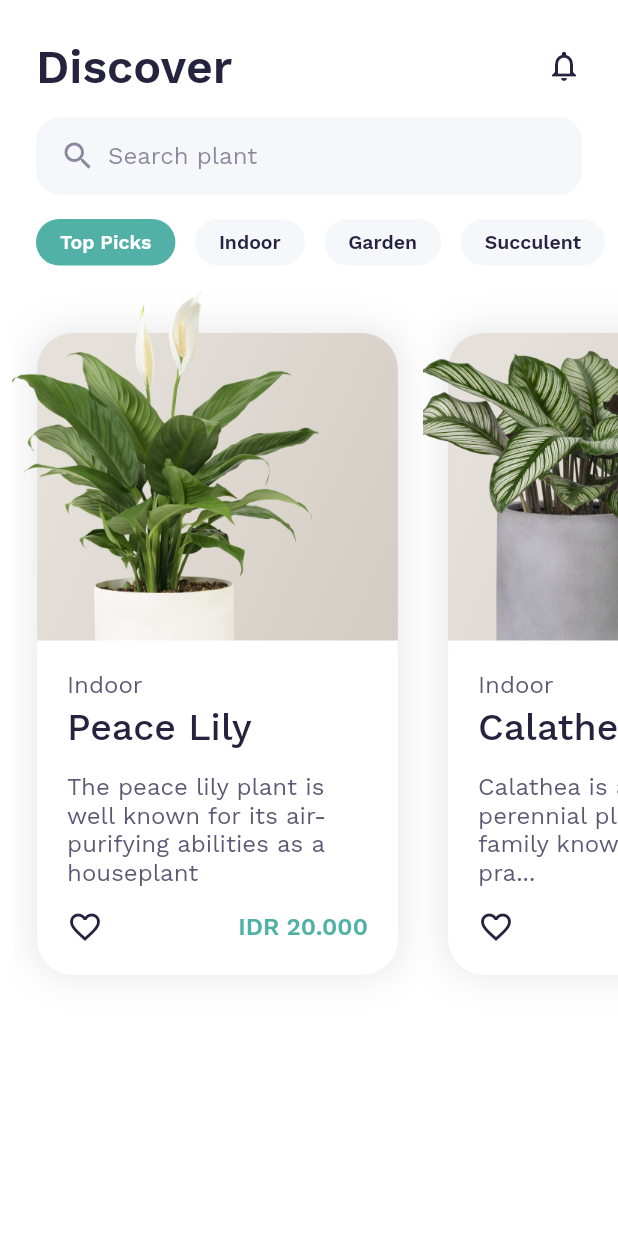
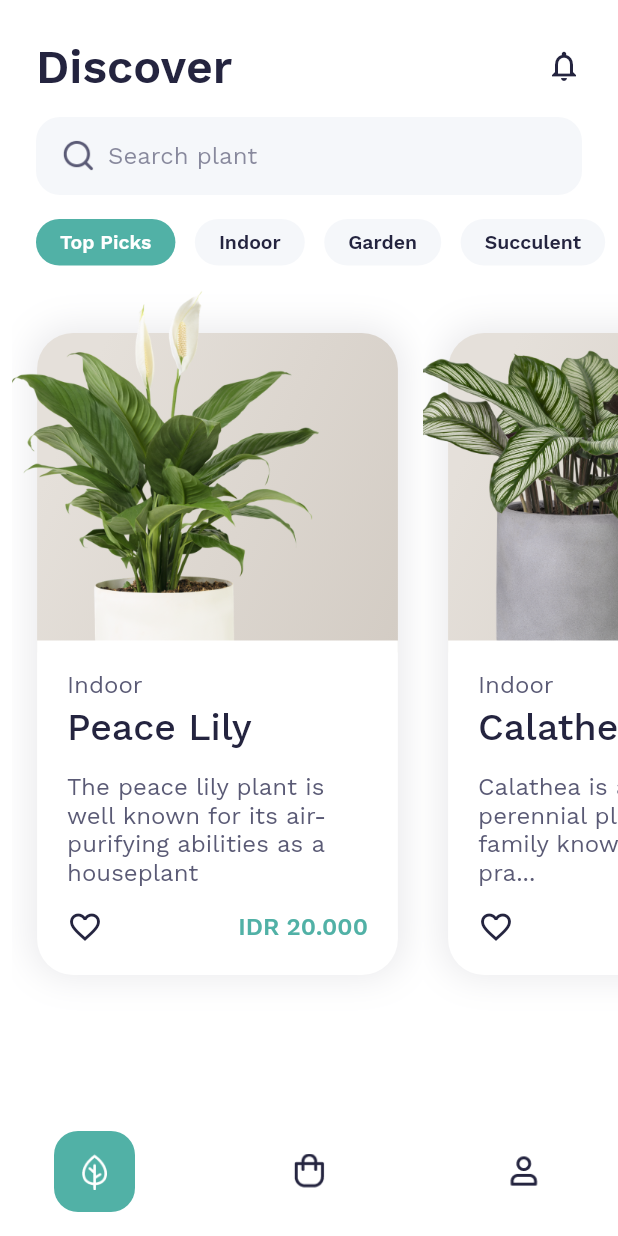
Before and after one commit to Syahro/monstera, a Flutter app: the HomePage screen opened directly, on a phone screen of 412 x 824 dp. Run offline on Flutter 3.47's test engine with Material 2 defaults, Android fonts, the phone set to English and light mode, and no system bars; our stand-ins replace google_fonts.

Commit message:
done add a floatingBotomMenu and add some assets or support

```diff
--- a/lib/pages/home_page.dart
+++ b/lib/pages/home_page.dart
@@ -1,5 +1,6 @@
 import 'package:flutter/material.dart';
 import 'package:monstera/theme.dart';
+import 'package:monstera/widget/bottom_floating.dart';
 import 'package:monstera/widget/home_card.dart';
 import 'package:monstera/widget/home_cateogry_bullet.dart';
 
@@ -8,6 +9,8 @@ class HomePage extends StatelessWidget {
   Widget build(BuildContext context) {
     return Scaffold(
       backgroundColor: whiteColor,
+      floatingActionButton: BottomFloating(),
+      floatingActionButtonLocation: FloatingActionButtonLocation.centerDocked,
       body: SafeArea(
         child: ListView(
           children: [
@@ -50,9 +53,10 @@ class HomePage extends StatelessWidget {
                             padding: EdgeInsets.symmetric(horizontal: 16),
                             child: Row(
                               children: [
-                                Icon(
-                                  Icons.search,
-                                  color: subTitleColor.withOpacity(0.7),
+                                Image.asset(
+                                  'assets/search.png',
+                                  width: 24,
+                                  height: 24,
                                 ),
                                 SizedBox(
                                   width: 8,
--- /dev/null
+++ b/lib/widget/bottom_floating.dart
@@ -0,0 +1,28 @@
+import 'package:flutter/material.dart';
+import 'package:monstera/theme.dart';
+import 'package:monstera/widget/menu_item.dart';
+
+class BottomFloating extends StatelessWidget {
+  @override
+  Widget build(BuildContext context) {
+    return Container(
+      height: 86,
+      width: double.infinity,
+      color: whiteColor,
+      child: Padding(
+        padding: EdgeInsets.symmetric(
+          horizontal: 36,
+          vertical: 16,
+        ),
+        child: Row(
+          mainAxisAlignment: MainAxisAlignment.spaceBetween,
+          children: [
+            MenuItem(true, 'leaf.png'),
+            MenuItem(false, 'shopping-bag.png'),
+            MenuItem(false, 'user.png'),
+          ],
+        ),
+      ),
+    );
+  }
+}
--- /dev/null
+++ b/lib/widget/menu_item.dart
@@ -0,0 +1,29 @@
+import 'package:flutter/material.dart';
+
+import '../theme.dart';
+
+class MenuItem extends StatelessWidget {
+  final bool isActive;
+  final String imageUrl;
+
+  MenuItem(this.isActive, this.imageUrl);
+  @override
+  Widget build(BuildContext context) {
+    return Container(
+      height: 54,
+      width: 54,
+      decoration: BoxDecoration(
+        color: isActive ? primaryColor : Colors.transparent,
+        borderRadius: BorderRadius.circular(16),
+      ),
+      child: Center(
+        child: Image.asset(
+          'assets/$imageUrl',
+          width: 24,
+          height: 24,
+          color: isActive ? whiteColor : darkColor,
+        ),
+      ),
+    );
+  }
+}
```
Also changed, not shown: assets/bell.png (added), assets/leaf.png (added), assets/minus.png (added), assets/plus.png (added), assets/search.png (added), assets/shopping-bag.png (added), assets/trash.png (added), assets/user.png (added).
